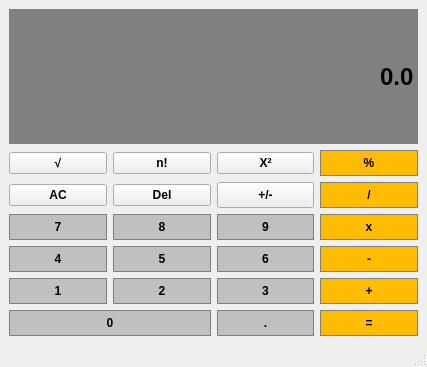
First picture: the form in calculatrice.ui, repository sak-asim/Calculatrice, before the edit.
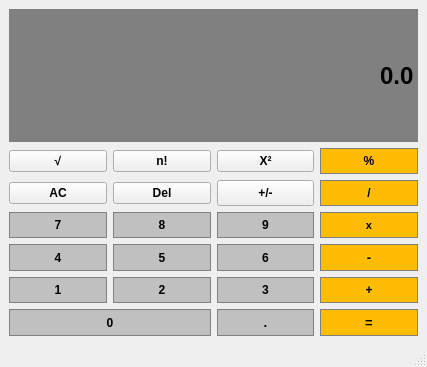
Second picture: the form after the edit.

Commit message: Projet fini

```diff
--- a/calculatrice.ui
+++ b/calculatrice.ui
@@ -72,7 +72,7 @@
       </property>
       <property name="font">
        <font>
-        <pointsize>9</pointsize>
+        <pointsize>8</pointsize>
         <weight>75</weight>
         <bold>true</bold>
        </font>
@@ -311,7 +311,7 @@
       </property>
       <property name="font">
        <font>
-        <pointsize>9</pointsize>
+        <pointsize>10</pointsize>
         <weight>75</weight>
         <bold>true</bold>
        </font>
@@ -424,7 +424,7 @@
       </property>
       <property name="font">
        <font>
-        <pointsize>9</pointsize>
+        <pointsize>10</pointsize>
         <weight>75</weight>
         <bold>true</bold>
        </font>
@@ -535,7 +535,7 @@
       </property>
       <property name="font">
        <font>
-        <pointsize>9</pointsize>
+        <pointsize>10</pointsize>
         <weight>75</weight>
         <bold>true</bold>
         <kerning>true</kerning>
```
The commit also changes 2 other files.
